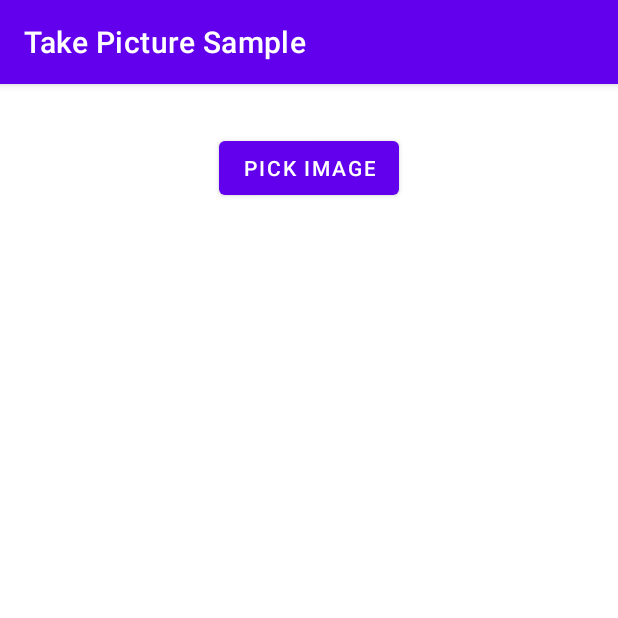
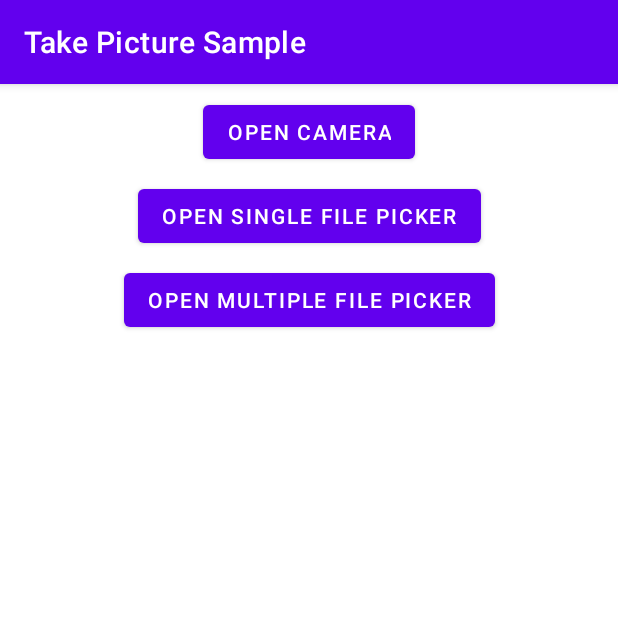
Before and after one commit to grad1e/TakePicture-Sample, an Android app: the screen it shows after launch (MainActivity), on a phone screen of 412 x 824 dp, the top half of it. Run offline under Robolectric (Android 15) with nearby library versions, the phone set to English and light mode, and no system bars; our stand-ins replace Timber, data binding; libraries missing offline, so code that uses them is left out: by.kirich1409.viewbindingdelegate, id.zelory.compressor; 6 statements that could not run were skipped.

Commit message:
Now supports camera, imagepicker (single and multiple)

```diff
--- /dev/null
+++ b/app/src/main/java/dev/daryl/takepicturesample/BaseApp.kt
@@ -0,0 +1,11 @@
+package dev.daryl.takepicturesample
+
+import android.app.Application
+import timber.log.Timber
+
+class BaseApp : Application() {
+    override fun onCreate() {
+        super.onCreate()
+        Timber.plant(Timber.DebugTree())
+    }
+}
--- a/app/src/main/java/dev/daryl/takepicturesample/MainActivity.kt
+++ /dev/null
@@ -1,95 +0,0 @@
-package dev.daryl.takepicturesample
-
-import android.os.Bundle
-import android.widget.Toast
-import androidx.activity.result.contract.ActivityResultContracts
-import androidx.activity.viewModels
-import androidx.appcompat.app.AppCompatActivity
-import androidx.core.content.FileProvider
-import androidx.lifecycle.lifecycleScope
-import by.kirich1409.viewbindingdelegate.viewBinding
-import coil.load
-import dev.daryl.takepicturesample.databinding.ActivityMainBinding
-import id.zelory.compressor.Compressor
-import id.zelory.compressor.constraint.quality
-import kotlinx.coroutines.Dispatchers
-import kotlinx.coroutines.launch
-import java.io.File
-
-class MainActivity : AppCompatActivity(R.layout.activity_main) {
-
-    private val binding: ActivityMainBinding by viewBinding()
-    private val viewModel: MainViewModel by viewModels()
-
-    override fun onCreate(savedInstanceState: Bundle?) {
-        super.onCreate(savedInstanceState)
-        binding.lifecycleOwner = this
-        setupClickListeners()
-        setupObservers()
-    }
-
-    private fun setupObservers() {
-        // Observes the viewModel variable for the captured file and then loads into the imageView
-        viewModel.image.observe(this) {
-            binding.imageView.load(it)
-        }
-    }
-
-    private fun setupClickListeners() {
-        binding.btn.setOnClickListener {
-            openCamera()
-        }
-    }
-
-    private var fileName: String? = null
-    private var filePath: String? = null
-    private fun openCamera() {
-        fileName = "IMG_${System.currentTimeMillis()}.jpg"
-
-        // If you want a persistent file which you can use later, use this.
-        // It will be stored under the app's 'files' directory
-        val persistFile = File(
-            filesDir,
-            fileName
-        ).apply {
-            filePath = this.path
-        }
-
-        // Getting the Uri of the aforementioned file
-        val fileUri = FileProvider.getUriForFile(
-            this,
-            "${BuildConfig.APPLICATION_ID}.fileprovider",
-            persistFile
-        )
-
-        // Launches the intent
-        openCameraActivity.launch(fileUri)
-    }
-
-    private val openCameraActivity =
-        registerForActivityResult(ActivityResultContracts.TakePicture()) {
-            // If the captured image (uncompressed) has been successfully written to the file TRUE is returned
-            if (it) {
-
-                // Launching a coroutine to compress the file in a background thread
-                lifecycleScope.launch(Dispatchers.IO) {
-
-                    // Uses the Zelory Compressor
-                    File(filePath).let { file ->
-                        val compressedImageFile =
-                            Compressor.compress(this@MainActivity, file) {
-                                quality(50)
-                            }
-
-                        // The compressed file is retrieved and then passed onto
-                        // the viewModel where you can use it for sending the image via retrofit
-                        viewModel.setImage(compressedImageFile)
-                    }
-                }
-            } else {
-                Toast.makeText(this, "User cancelled", Toast.LENGTH_LONG).show()
-            }
-        }
-
-
-}
--- a/app/src/main/java/dev/daryl/takepicturesample/MainViewModel.kt
+++ /dev/null
@@ -1,17 +0,0 @@
-package dev.daryl.takepicturesample
-
-import androidx.lifecycle.LiveData
-import androidx.lifecycle.MutableLiveData
-import androidx.lifecycle.ViewModel
-import java.io.File
-
-class MainViewModel: ViewModel() {
-
-    private val _image = MutableLiveData<File>()
-    val image: LiveData<File> = _image
-
-    fun setImage(image: File) {
-        _image.postValue(image)
-    }
-
-}
--- a/app/src/main/res/layout/activity_main.xml
+++ b/app/src/main/res/layout/activity_main.xml
@@ -10,30 +10,49 @@
         tools:context=".main.MainActivity">
 
         <Button
-            android:id="@+id/btn"
+            android:id="@+id/btn_single_file_picker"
             android:layout_width="wrap_content"
             android:layout_height="wrap_content"
-            android:layout_marginTop="32dp"
-            android:text="Pick image"
+            android:layout_marginTop="8dp"
+            android:text="Open single file picker"
+            app:layout_constraintEnd_toEndOf="parent"
+            app:layout_constraintStart_toStartOf="parent"
+            app:layout_constraintTop_toBottomOf="@+id/btn_open_camera" />
+
+        <Button
+            android:id="@+id/btn_open_camera"
+            android:layout_width="wrap_content"
+            android:layout_height="wrap_content"
+            android:layout_marginStart="16dp"
+            android:layout_marginTop="8dp"
+            android:layout_marginEnd="16dp"
+            android:text="Open Camera"
+            app:layout_constraintEnd_toEndOf="parent"
+            app:layout_constraintStart_toStartOf="parent"
+            app:layout_constraintTop_toTopOf="parent" />
+
+        <androidx.recyclerview.widget.RecyclerView
+            android:id="@+id/recycler_file_list"
+            android:layout_width="0dp"
+            android:layout_height="0dp"
+            android:orientation="vertical"
+            app:layoutManager="androidx.recyclerview.widget.LinearLayoutManager"
             app:layout_constraintBottom_toBottomOf="parent"
             app:layout_constraintEnd_toEndOf="parent"
             app:layout_constraintStart_toStartOf="parent"
-            app:layout_constraintTop_toTopOf="parent"
-            app:layout_constraintVertical_bias="0.0" />
+            app:layout_constraintTop_toBottomOf="@+id/btn_multiple_file_picker"
+            tools:listitem="@layout/item_file_list" />
 
-        <ImageView
-            android:id="@+id/imageView"
-            android:layout_width="0dp"
-            android:layout_height="0dp"
-            android:layout_marginStart="32dp"
-            android:layout_marginTop="32dp"
-            android:layout_marginEnd="32dp"
-            android:layout_marginBottom="32dp"
-            app:layout_constraintBottom_toBottomOf="parent"
+        <Button
+            android:id="@+id/btn_multiple_file_picker"
+            android:layout_width="wrap_content"
+            android:layout_height="wrap_content"
+            android:layout_marginTop="8dp"
+            android:text="Open multiple file picker"
             app:layout_constraintEnd_toEndOf="parent"
             app:layout_constraintStart_toStartOf="parent"
-            app:layout_constraintTop_toBottomOf="@+id/btn"
-            tools:srcCompat="@tools:sample/avatars" />
+            app:layout_constraintTop_toBottomOf="@+id/btn_single_file_picker" />
+
 
     </androidx.constraintlayout.widget.ConstraintLayout>
 </layout>
--- a/build.gradle
+++ b/build.gradle
@@ -1,12 +1,12 @@
 // Top-level build file where you can add configuration options common to all sub-projects/modules.
 buildscript {
-    ext.kotlin_version = "1.5.10"
+    ext.kotlin_version = "1.5.21"
     repositories {
         google()
         mavenCentral()
     }
     dependencies {
-        classpath 'com.android.tools.build:gradle:4.2.2'
+        classpath 'com.android.tools.build:gradle:7.0.0'
         classpath "org.jetbrains.kotlin:kotlin-gradle-plugin:$kotlin_version"
 
         // NOTE: Do not place your application dependencies here; they belong
```
Also changed, not shown: app/build.gradle (+14 -10 lines), app/src/main/AndroidManifest.xml (+4 -3 lines), app/src/main/java/dev/daryl/takepicturesample/data/FileListModel.kt (added, +8 -0 lines), app/src/main/java/dev/daryl/takepicturesample/ui/FileListAdapter.kt (added, +51 -0 lines), app/src/main/java/dev/daryl/takepicturesample/ui/MainActivity.kt (added, +150 -0 lines), app/src/main/java/dev/daryl/takepicturesample/ui/MainViewModel.kt (added, +27 -0 lines), app/src/main/java/dev/daryl/takepicturesample/utils/FileUtils.kt (added, +42 -0 lines), app/src/main/res/drawable/ic_delete.xml (added, +10 -0 lines), app/src/main/res/layout/item_file_list.xml (added, +51 -0 lines), gradle/wrapper/gradle-wrapper.properties.
